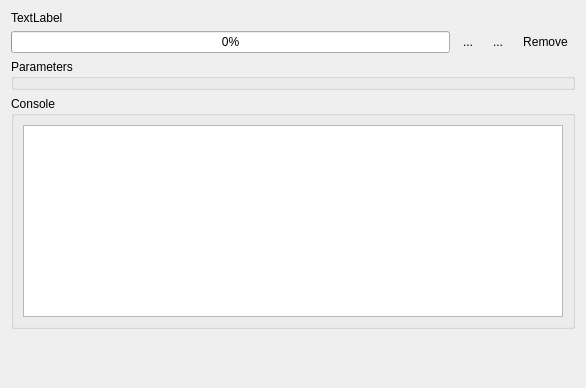
Before: the Qt Designer form Plugins/org.mitk.gui.qt.cli/src/QmitkCmdLineModuleProgressWidget.ui in MITK/MITK, drawn with Qt 5.
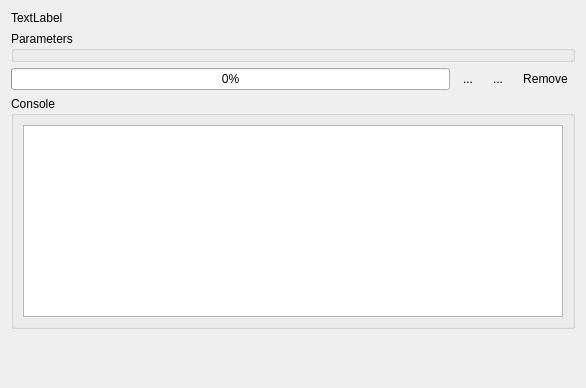
After: the same form once the commit is applied. Icons and pictures are not drawn. Custom widgets are drawn as their Qt base class.

Commit message: Changed layout of QmitkCmdLineModuleProgressWidget

Diff of the .ui file:
```diff
--- a/Plugins/org.mitk.gui.qt.cli/src/QmitkCmdLineModuleProgressWidget.ui
+++ b/Plugins/org.mitk.gui.qt.cli/src/QmitkCmdLineModuleProgressWidget.ui
@@ -27,6 +27,19 @@
      </property>
     </widget>
    </item>
+   <item>
+    <widget class="ctkCollapsibleGroupBox" name="m_ParametersGroupBox">
+     <property name="sizePolicy">
+      <sizepolicy hsizetype="Preferred" vsizetype="Preferred">
+       <horstretch>0</horstretch>
+       <verstretch>0</verstretch>
+      </sizepolicy>
+     </property>
+     <property name="title">
+      <string>Parameters</string>
+     </property>
+    </widget>
+   </item>
    <item>
     <layout class="QHBoxLayout" name="horizontalLayout">
      <item>
@@ -79,19 +92,6 @@
      </item>
     </layout>
    </item>
-   <item>
-    <widget class="ctkCollapsibleGroupBox" name="m_ParametersGroupBox">
-     <property name="sizePolicy">
-      <sizepolicy hsizetype="Preferred" vsizetype="Preferred">
-       <horstretch>0</horstretch>
-       <verstretch>0</verstretch>
-      </sizepolicy>
-     </property>
-     <property name="title">
-      <string>Parameters</string>
-     </property>
-    </widget>
-   </item>
    <item>
     <widget class="ctkCollapsibleGroupBox" name="m_ConsoleGroupBox">
      <property name="title">
```
